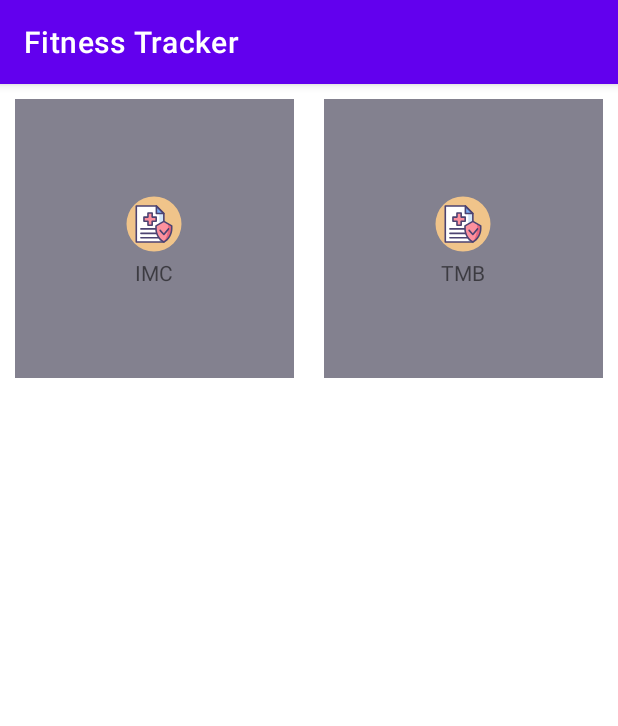
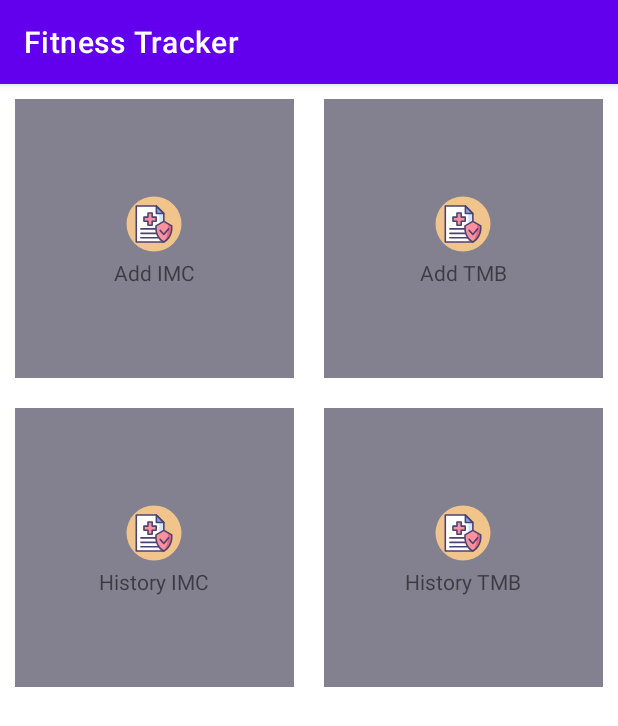
Before and after one commit to fillipe-miguel/Fitness_Tracker_App1, an Android app: the screen it shows after launch (MainActivity), on a phone screen of 412 x 824 dp. Shown: the top 726 px of the screen. Run offline under Robolectric (Android 15) with nearby library versions, the phone set to English and light mode, and no system bars; our stand-ins replace Room's generated code.

Commit message:
Adicionando os botões de history na tela inicial

```diff
--- a/app/src/main/java/br/com/example/fitnesstracker/MainActivity.kt
+++ b/app/src/main/java/br/com/example/fitnesstracker/MainActivity.kt
@@ -43,6 +43,24 @@ class MainActivity : AppCompatActivity() {
 			)
 		)
 
+		listOfItems.add(
+			ItemOfMain(
+				id = 3,
+				drawableId = R.drawable.ic_reshot_icon_health,
+				textStringId = R.string.label_history_imc,
+				color = R.color.FFF0C48A
+			)
+		)
+
+		listOfItems.add(
+			ItemOfMain(
+				id = 4,
+				drawableId = R.drawable.ic_reshot_icon_health,
+				textStringId = R.string.label_history_tmb,
+				color = R.color.FFF0C48A
+			)
+		)
+
 		rvMain = findViewById(R.id.rv_main)
 
 		rvMain.adapter = MainAdapter(listOfItems){
@@ -54,6 +72,16 @@ class MainActivity : AppCompatActivity() {
 				}
 				2 -> {
 					val i = Intent(this@MainActivity, TmbActivity::class.java)
+					startActivity(i)
+				}
+				3 -> {
+					val i = Intent(this, ListCalcActivity::class.java)
+					i.putExtra("type", "imc")
+					startActivity(i)
+				}
+				4 -> {
+					val i = Intent(this, ListCalcActivity::class.java)
+					i.putExtra("type", "tmb")
 					startActivity(i)
 				}
 			}
--- a/app/src/main/res/values/strings.xml
+++ b/app/src/main/res/values/strings.xml
@@ -1,7 +1,10 @@
 <resources>
     <string name="app_name">Fitness Tracker</string>
-    <string name="label_imc">IMC</string>
-    <string name="label_tmb">TMB</string>
+    <string name="label_imc">Add IMC</string>
+    <string name="label_tmb">Add TMB</string>
+    <string name="label_history_imc">History IMC</string>
+    <string name="label_history_tmb">History TMB</string>
+
     <string name="imc_icon_description">IMC icon</string>
     <string name="imc_desc">Body mass index (BMI) is a measure of body fat based on height and weight that applies to adult men and women.\n\nFill in the weight and height fields to find out your BMI!</string>
     <string name="edit_weight_hint">Weight ( Kg )</string>
```
